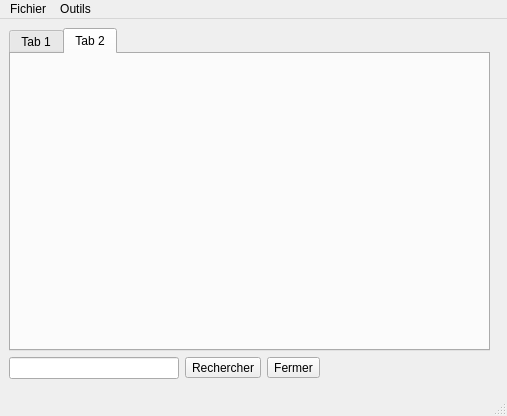
Above: mainwindow.ui from valpaz/ProjetQt before the change. Below: the same form after it.
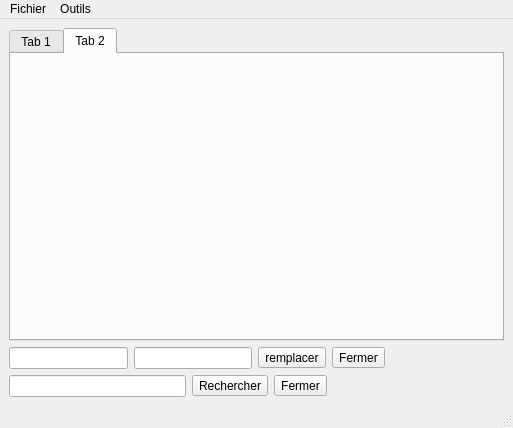
That is the form after the change. The open tabs and pages were chosen to show the change.

```diff
--- a/mainwindow.ui
+++ b/mainwindow.ui
@@ -6,23 +6,16 @@
    <rect>
     <x>0</x>
     <y>0</y>
-    <width>507</width>
-    <height>416</height>
+    <width>513</width>
+    <height>428</height>
    </rect>
   </property>
   <property name="windowTitle">
    <string>MainWindow</string>
   </property>
   <widget class="QWidget" name="centralwidget">
-   <widget class="QWidget" name="">
-    <property name="geometry">
-     <rect>
-      <x>9</x>
-      <y>9</y>
-      <width>481</width>
-      <height>351</height>
-     </rect>
-    </property>
+   <layout class="QVBoxLayout" name="verticalLayout_2">
+    <item>
     <layout class="QVBoxLayout" name="verticalLayout">
      <item>
       <widget class="QTabWidget" name="tabWidget">
@@ -41,6 +34,57 @@
        </widget>
       </widget>
      </item>
+      <item>
+       <layout class="QHBoxLayout" name="horizontalLayout_2">
+        <item>
+         <widget class="QLineEdit" name="lineEdit_2">
+          <property name="maximumSize">
+           <size>
+            <width>200</width>
+            <height>200</height>
+           </size>
+          </property>
+         </widget>
+        </item>
+        <item>
+         <widget class="QLineEdit" name="lineEdit_3">
+          <property name="maximumSize">
+           <size>
+            <width>200</width>
+            <height>200</height>
+           </size>
+          </property>
+         </widget>
+        </item>
+        <item>
+         <widget class="QToolButton" name="toolButton_3">
+          <property name="text">
+           <string>remplacer</string>
+          </property>
+         </widget>
+        </item>
+        <item>
+         <widget class="QToolButton" name="toolButton_4">
+          <property name="text">
+           <string>Fermer</string>
+          </property>
+         </widget>
+        </item>
+        <item>
+         <spacer name="horizontalSpacer_2">
+          <property name="orientation">
+           <enum>Qt::Horizontal</enum>
+          </property>
+          <property name="sizeHint" stdset="0">
+           <size>
+            <width>40</width>
+            <height>20</height>
+           </size>
+          </property>
+         </spacer>
+        </item>
+       </layout>
+      </item>
      <item>
       <layout class="QHBoxLayout" name="horizontalLayout">
        <item>
@@ -86,14 +130,15 @@
       </layout>
      </item>
     </layout>
-   </widget>
+    </item>
+   </layout>
   </widget>
   <widget class="QMenuBar" name="menubar">
    <property name="geometry">
     <rect>
      <x>0</x>
      <y>0</y>
-     <width>507</width>
+     <width>513</width>
      <height>23</height>
     </rect>
    </property>
```
Left out of the diff: 12 changed lines with no effect on the pictures. Lines whose indentation alone changed are shown as unchanged.
